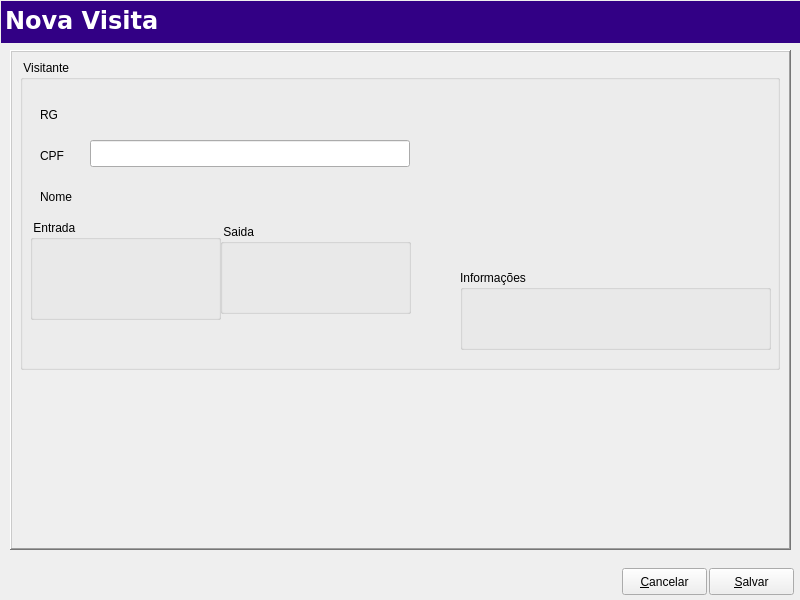
The window that Projects/Blink/Plugins/visit/editaddress.ui (MarcoBueno1/qrad) describes before a commit, drawn with Qt 5.
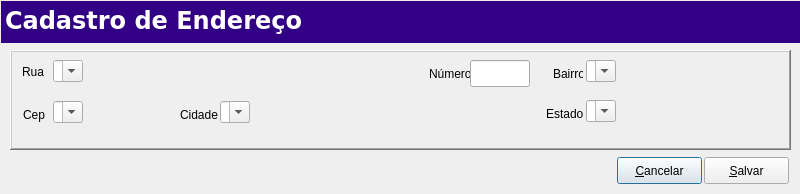
The same window after the commit. Custom widgets are drawn as their Qt base class.

Commit message: [EditDweller] Basicamente operacional ( salvando e carregando ) mas com alguns pequenos bugs.

```diff
--- a/Projects/Blink/Plugins/visit/editaddress.ui
+++ b/Projects/Blink/Plugins/visit/editaddress.ui
@@ -7,7 +7,7 @@
     <x>0</x>
     <y>0</y>
     <width>800</width>
-    <height>600</height>
+    <height>194</height>
    </rect>
   </property>
   <property name="windowTitle">
@@ -19,7 +19,7 @@
      <x>10</x>
      <y>50</y>
      <width>781</width>
-     <height>500</height>
+     <height>100</height>
     </rect>
    </property>
    <property name="frameShape">
@@ -28,126 +28,198 @@
    <property name="frameShadow">
     <enum>QFrame::Raised</enum>
    </property>
-   <widget class="QGroupBox" name="groupBox_2">
+   <widget class="QLabel" name="Lblstreet">
     <property name="geometry">
      <rect>
-      <x>10</x>
+      <x>12</x>
+      <y>13</y>
+      <width>31</width>
+      <height>17</height>
+     </rect>
+    </property>
+    <property name="text">
+     <string>Rua</string>
+    </property>
+   </widget>
+   <widget class="SComboBox" name="CmbBxstreet">
+    <property name="geometry">
+     <rect>
+      <x>43</x>
       <y>10</y>
-      <width>760</width>
-      <height>310</height>
+      <width>360</width>
+      <height>27</height>
      </rect>
     </property>
-    <property name="title">
-     <string> Visitante</string>
+    <property name="editable">
+     <bool>true</bool>
     </property>
-    <widget class="QLabel" name="label">
-     <property name="geometry">
-      <rect>
-       <x>20</x>
-       <y>46</y>
-       <width>40</width>
-       <height>17</height>
-      </rect>
+    <property name="sizeAdjustPolicy">
+     <enum>QComboBox::AdjustToContents</enum>
+    </property>
+    <item>
+     <property name="text">
+      <string/>
      </property>
+    </item>
+   </widget>
+   <widget class="QLabel" name="Lblnumber">
+    <property name="geometry">
+     <rect>
+      <x>419</x>
+      <y>15</y>
+      <width>41</width>
+      <height>17</height>
+     </rect>
+    </property>
+    <property name="text">
+     <string>Número</string>
+    </property>
+   </widget>
+   <widget class="QLineEdit" name="LnEdtnumber">
+    <property name="geometry">
+     <rect>
+      <x>460</x>
+      <y>10</y>
+      <width>60</width>
+      <height>27</height>
+     </rect>
+    </property>
+   </widget>
+   <widget class="QLabel" name="Lblcep">
+    <property name="geometry">
+     <rect>
+      <x>13</x>
+      <y>56</y>
+      <width>30</width>
+      <height>17</height>
+     </rect>
+    </property>
+    <property name="text">
+     <string>Cep</string>
+    </property>
+   </widget>
+   <widget class="SComboBox" name="CmbBxcep">
+    <property name="geometry">
+     <rect>
+      <x>43</x>
+      <y>51</y>
+      <width>111</width>
+      <height>27</height>
+     </rect>
+    </property>
+    <property name="editable">
+     <bool>true</bool>
+    </property>
+    <property name="sizeAdjustPolicy">
+     <enum>QComboBox::AdjustToContents</enum>
+    </property>
+    <item>
      <property name="text">
-      <string>RG</string>
+      <string/>
      </property>
-    </widget>
-    <widget class="QLabel" name="label_2">
-     <property name="geometry">
-      <rect>
-       <x>20</x>
-       <y>87</y>
-       <width>40</width>
-       <height>17</height>
-      </rect>
+    </item>
+   </widget>
+   <widget class="QLabel" name="LblNeighborhood">
+    <property name="geometry">
+     <rect>
+      <x>543</x>
+      <y>15</y>
+      <width>30</width>
+      <height>17</height>
+     </rect>
+    </property>
+    <property name="text">
+     <string>Bairro</string>
+    </property>
+   </widget>
+   <widget class="SComboBox" name="CmbBxNeighborhood">
+    <property name="geometry">
+     <rect>
+      <x>576</x>
+      <y>10</y>
+      <width>191</width>
+      <height>27</height>
+     </rect>
+    </property>
+    <property name="editable">
+     <bool>true</bool>
+    </property>
+    <property name="sizeAdjustPolicy">
+     <enum>QComboBox::AdjustToContents</enum>
+    </property>
+    <item>
+     <property name="text">
+      <string/>
      </property>
+    </item>
+   </widget>
+   <widget class="QLabel" name="Lblcity">
+    <property name="geometry">
+     <rect>
+      <x>170</x>
+      <y>56</y>
+      <width>41</width>
+      <height>17</height>
+     </rect>
+    </property>
+    <property name="text">
+     <string>Cidade</string>
+    </property>
+   </widget>
+   <widget class="SComboBox" name="CmbBxcity">
+    <property name="geometry">
+     <rect>
+      <x>210</x>
+      <y>51</y>
+      <width>311</width>
+      <height>27</height>
+     </rect>
+    </property>
+    <property name="editable">
+     <bool>true</bool>
+    </property>
+    <property name="sizeAdjustPolicy">
+     <enum>QComboBox::AdjustToContents</enum>
+    </property>
+    <item>
      <property name="text">
-      <string>CPF</string>
+      <string/>
      </property>
-    </widget>
-    <widget class="QLabel" name="label_3">
-     <property name="geometry">
-      <rect>
-       <x>20</x>
-       <y>128</y>
-       <width>40</width>
-       <height>17</height>
-      </rect>
-     </property>
+    </item>
+   </widget>
+   <widget class="QLabel" name="Lblstate">
+    <property name="geometry">
+     <rect>
+      <x>536</x>
+      <y>55</y>
+      <width>41</width>
+      <height>17</height>
+     </rect>
+    </property>
+    <property name="text">
+     <string>Estado</string>
+    </property>
+   </widget>
+   <widget class="SComboBox" name="CmbBxstate">
+    <property name="geometry">
+     <rect>
+      <x>576</x>
+      <y>50</y>
+      <width>191</width>
+      <height>27</height>
+     </rect>
+    </property>
+    <property name="editable">
+     <bool>true</bool>
+    </property>
+    <property name="sizeAdjustPolicy">
+     <enum>QComboBox::AdjustToContents</enum>
+    </property>
+    <item>
      <property name="text">
-      <string>Nome</string>
+      <string/>
      </property>
-    </widget>
-    <widget class="QGroupBox" name="groupBox">
-     <property name="geometry">
-      <rect>
-       <x>10</x>
-       <y>160</y>
-       <width>191</width>
-       <height>100</height>
-      </rect>
-     </property>
-     <property name="title">
-      <string> Entrada</string>
-     </property>
-     <widget class="QWidget" name="layoutWidget">
-      <property name="geometry">
-       <rect>
-        <x>10</x>
-        <y>28</y>
-        <width>170</width>
-        <height>62</height>
-       </rect>
-      </property>
-     </widget>
-    </widget>
-    <widget class="QGroupBox" name="groupBox_3">
-     <property name="geometry">
-      <rect>
-       <x>200</x>
-       <y>164</y>
-       <width>191</width>
-       <height>90</height>
-      </rect>
-     </property>
-     <property name="title">
-      <string> Saida</string>
-     </property>
-     <widget class="QWidget" name="layoutWidget">
-      <property name="geometry">
-       <rect>
-        <x>11</x>
-        <y>26</y>
-        <width>161</width>
-        <height>62</height>
-       </rect>
-      </property>
-     </widget>
-    </widget>
-    <widget class="QLineEdit" name="lineEditNumero">
-     <property name="geometry">
-      <rect>
-       <x>70</x>
-       <y>80</y>
-       <width>320</width>
-       <height>27</height>
-      </rect>
-     </property>
-    </widget>
-    <widget class="QGroupBox" name="groupBox_5">
-     <property name="geometry">
-      <rect>
-       <x>440</x>
-       <y>210</y>
-       <width>311</width>
-       <height>80</height>
-      </rect>
-     </property>
-     <property name="title">
-      <string>Informações</string>
-     </property>
-    </widget>
+    </item>
    </widget>
   </widget>
   <widget class="QFrame" name="topmenu">
@@ -382,7 +454,7 @@
      <number>1</number>
     </property>
     <property name="text">
-     <string>Nova Visita</string>
+     <string>Cadastro de Endereço</string>
     </property>
     <property name="textFormat">
      <enum>Qt::AutoText</enum>
@@ -401,8 +473,8 @@
   <widget class="QPushButton" name="PshBtnCancel">
    <property name="geometry">
     <rect>
-     <x>622</x>
-     <y>568</y>
+     <x>617</x>
+     <y>157</y>
      <width>85</width>
      <height>27</height>
     </rect>
@@ -413,15 +485,12 @@
    <property name="text">
     <string>&amp;Cancelar</string>
    </property>
-   <property name="autoDefault">
-    <bool>false</bool>
-   </property>
   </widget>
   <widget class="QPushButton" name="PshBtnSave">
    <property name="geometry">
     <rect>
-     <x>709</x>
-     <y>568</y>
+     <x>704</x>
+     <y>157</y>
      <width>85</width>
      <height>27</height>
     </rect>
@@ -432,21 +501,13 @@
    <property name="text">
     <string>&amp;Salvar</string>
    </property>
-   <property name="autoDefault">
-    <bool>false</bool>
-   </property>
   </widget>
  </widget>
  <customwidgets>
   <customwidget>
-   <class>QRadLineEditCompleter</class>
-   <extends>QLineEdit</extends>
-   <header location="global">qradlineeditcompleter.h</header>
-  </customwidget>
-  <customwidget>
-   <class>QRadLineEditEnter</class>
-   <extends>QLineEdit</extends>
-   <header location="global">qradlineeditenter.h</header>
+   <class>SComboBox</class>
+   <extends>QComboBox</extends>
+   <header location="global">scombobox.h</header>
   </customwidget>
  </customwidgets>
  <resources/>
```
Left out of the diff: 6 changed lines with no effect on the pictures. The commit also changes 15 other files.
